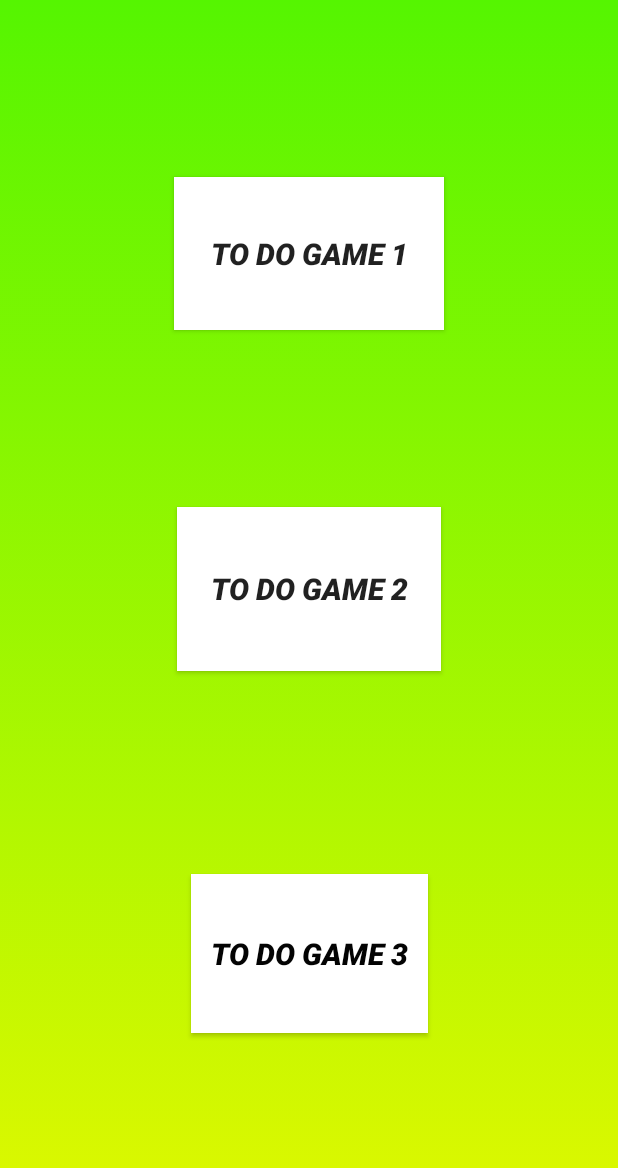
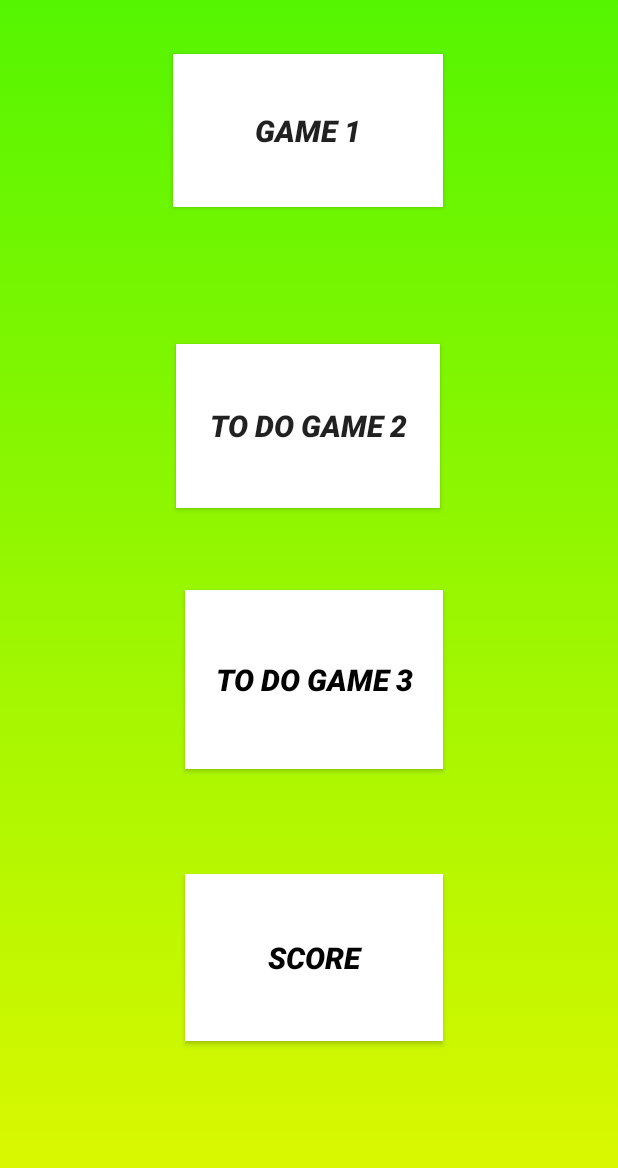
Before and after one commit to zohaibxrehman/Trio, an Android app: the screen it shows after launch (MainActivity), on a phone screen of 412 x 824 dp. Shown: the top 1168 px of the screen. Run offline under Robolectric (Android 15) with nearby library versions, the phone set to English and light mode, and no system bars.

Commit message:
Added the README file. Connected the MainActivity with Level1(Activity), Created classes MainThread and Level1view to create the canvas for game1(Level1).

```diff
--- a/phase1/app/src/main/AndroidManifest.xml
+++ b/phase1/app/src/main/AndroidManifest.xml
@@ -9,7 +9,8 @@
         android:roundIcon="@mipmap/ic_launcher_round"
         android:supportsRtl="true"
         android:theme="@style/AppTheme">
-        <activity android:name=".Level1.Activity1"></activity>
+        <activity android:name=".GameStats"></activity>
+        <activity android:name=".Level1.Level1"></activity>
         <activity android:name=".MainActivity">
             <intent-filter>
                 <action android:name="android.intent.action.MAIN" />
--- a/phase1/app/src/main/java/com/example/game/MainActivity.java
+++ b/phase1/app/src/main/java/com/example/game/MainActivity.java
@@ -1,36 +1,117 @@
+//package com.example.game;
+//
+//import android.app.Activity;
+//import android.content.Intent;
+//import android.os.Bundle;
+//import android.view.View;
+//import android.widget.Button;
+//
+//import com.example.game.Level1.Level1;
+//
+//
+//public class MainActivity extends Activity implements View.OnClickListener {
+//    private Button b1, b2, b3, b4;
+//
+//    @Override
+//    protected void onCreate(Bundle savedInstanceState) {
+//        super.onCreate(savedInstanceState);
+//        setContentView(R.layout.activity_main);
+//        b1 = (Button) findViewById(R.id.button1);
+//        b2 = (Button) findViewById(R.id.button2);
+//        b3 = (Button) findViewById(R.id.button3);
+//        b4 = (Button) findViewById(R.id.button4);
+//        b1.setOnClickListener(this);
+//        b2.setOnClickListener(this);
+//        b3.setOnClickListener(this);
+//        b4.setOnClickListener(this);
+//    }
+//
+//    @Override
+//    public void onClick(View v) {
+//        switch(v.getId()){
+//            case R.id.button3:
+//                Intent i = new Intent(this, Level1.class);
+//                startActivity(i);
+//                break;
+//            case R.id.button4:
+//                Intent j = new Intent(this, GameStats.class);
+//                startActivity(j);
+//                break;
+//
+////        if(){
+////            Intent Level1 = new Intent(getApplicationContext(),GameStats.class);
+////            Intent Level2 = new Intent(getApplicationContext(),GameStats.class );
+////            Intent Level3 = new Intent(getApplicationContext(), GameStats.class);
+////            Level1.putExtra("YOuroutput",);
+////            Level2.putExtra("your output",);
+////            Level3.putExtra("your output",);
+////
+////
+////        }else{
+////        }
+////        }
+//
+//    }
+//
+//}}
 package com.example.game;
 
 import android.app.Activity;
 import android.content.Intent;
 import android.os.Bundle;
 import android.view.View;
+import android.view.Window;
+import android.view.WindowManager;
 import android.widget.Button;
 
 import com.example.game.Level1.Level1;
 
 
-public class MainActivity extends Activity implements View.OnClickListener {
-    private Button b1, b2, b3;
+
+public class MainActivity extends Activity implements View.OnClickListener{
+    private Button b1, b2, b3, b4;
 
     @Override
     protected void onCreate(Bundle savedInstanceState) {
         super.onCreate(savedInstanceState);
+       // getWindow().setFlags(WindowManager.LayoutParams.FLAG_FULLSCREEN, WindowManager.LayoutParams.FLAG_FULLSCREEN);
+       // this.requestWindowFeature(Window.FEATURE_NO_TITLE);
         setContentView(R.layout.activity_main);
         b1 = (Button) findViewById(R.id.button1);
         b2 = (Button) findViewById(R.id.button2);
         b3 = (Button) findViewById(R.id.button3);
+        b4 = (Button) findViewById(R.id.button4);
         b1.setOnClickListener(this);
         b2.setOnClickListener(this);
         b3.setOnClickListener(this);
+        b4.setOnClickListener(this);
+
     }
 
     @Override
     public void onClick(View v) {
-        switch(v.getId()){
-            case R.id.button3:
+        switch(v.getId()) {
+            case R.id.button1:
                 Intent i = new Intent(this, Level1.class);
                 startActivity(i);
                 break;
-        }
-    }
-}
+//            case R.id.button4:
+//                Intent j = new Intent(this, GameStats.class);
+//                startActivity(j);
+//                break;
+//    public void button1(View view)
+//    {
+//        setContentView(new Level1view(this));
+//    }
+
+//        }
+//            Intent Level1 = new Intent(getApplicationContext(),GameStats.class);
+//            Intent Level2 = new Intent(getApplicationContext(),GameStats.class );
+//            Intent Level3 = new Intent(getApplicationContext(), GameStats.class);
+//            Level1.putExtra("YOuroutput",);
+//            Level2.putExtra("your output",);
+//            Level3.putExtra("your output",);
+
+
+
+}}}
--- a/phase1/app/src/main/res/layout/activity_main.xml
+++ b/phase1/app/src/main/res/layout/activity_main.xml
@@ -12,13 +12,17 @@
         android:layout_width="180dp"
         android:layout_height="102dp"
         android:background="#FFFFFFFF"
-        android:text="To do Game 1"
+        android:text="Game 1"
         android:textSize="20sp"
         android:textStyle="bold|italic"
+
         app:layout_constraintBottom_toTopOf="@+id/button2"
         app:layout_constraintEnd_toEndOf="parent"
+        app:layout_constraintHorizontal_bias="0.497"
         app:layout_constraintStart_toStartOf="parent"
-        app:layout_constraintTop_toTopOf="parent" />
+        app:layout_constraintTop_toTopOf="parent"
+        app:layout_constraintVertical_bias="0.281" />
+    <!--        android:onClick="button1"-->
 
     <Button
         android:id="@+id/button2"
@@ -30,14 +34,15 @@
         android:textStyle="bold|italic"
         app:layout_constraintBottom_toBottomOf="parent"
         app:layout_constraintEnd_toEndOf="parent"
+        app:layout_constraintHorizontal_bias="0.497"
         app:layout_constraintStart_toStartOf="parent"
         app:layout_constraintTop_toTopOf="parent"
-        app:layout_constraintVertical_bias="0.473" />
+        app:layout_constraintVertical_bias="0.321" />
 
     <Button
         android:id="@+id/button3"
-        android:layout_width="158dp"
-        android:layout_height="106dp"
+        android:layout_width="172dp"
+        android:layout_height="119dp"
         android:background="#FFFFFF"
         android:text="To do game 3"
         android:textColor="#030303"
@@ -45,7 +50,27 @@
         android:textStyle="bold|italic"
         app:layout_constraintBottom_toBottomOf="parent"
         app:layout_constraintEnd_toEndOf="parent"
+        app:layout_constraintHorizontal_bias="0.513"
         app:layout_constraintStart_toStartOf="parent"
         app:layout_constraintTop_toBottomOf="@+id/button2"
-        app:layout_constraintVertical_bias="0.501" />
+        app:layout_constraintVertical_bias="0.150" />
+
+    <Button
+        android:id="@+id/button4"
+        android:layout_width="172dp"
+        android:layout_height="111dp"
+        android:text="Score"
+        android:textColor="#030303"
+        android:textSize="20sp"
+        android:textStyle="bold|italic"
+        android:background="#FFFFFF"
+        tools:layout_editor_absoluteX="130dp"
+        tools:layout_editor_absoluteY="564dp"
+        app:layout_constraintTop_toBottomOf="@+id/button3"
+        app:layout_constraintBottom_toBottomOf="parent"
+        app:layout_constraintEnd_toEndOf="parent"
+        app:layout_constraintStart_toStartOf="parent"
+        app:layout_constraintVertical_bias="0.350"
+        app:layout_constraintHorizontal_bias="0.513"/>
+
 </androidx.constraintlayout.widget.ConstraintLayout>
--- a/phase1/app/src/main/res/values/strings.xml
+++ b/phase1/app/src/main/res/values/strings.xml
@@ -1,3 +1,8 @@
 <resources>
     <string name="app_name">Game</string>
+    <string name="total_score">Total Score</string>
+    <string name="level1">Level1</string>
+    <string name="level2">level2</string>
+    <string name="Level2">Level2</string>
+    <string name="Level3">Level3</string>
 </resources>
```
Also changed, not shown: phase1/app/src/main/java/com/example/game/Level1/Level1.java (+14 -1 lines), phase1/app/src/main/java/com/example/game/Level1/Level1view.java (added, +129 -0 lines), phase1/app/src/main/java/com/example/game/Level1/MainThread.java (added, +67 -0 lines), phase1/app/src/main/res/drawable-v24/leftarrow.png (added), phase1/app/src/main/res/drawable-v24/rightarrow.png (added), phase1/app/src/main/res/drawable/grass.png (added), 3 other files.
